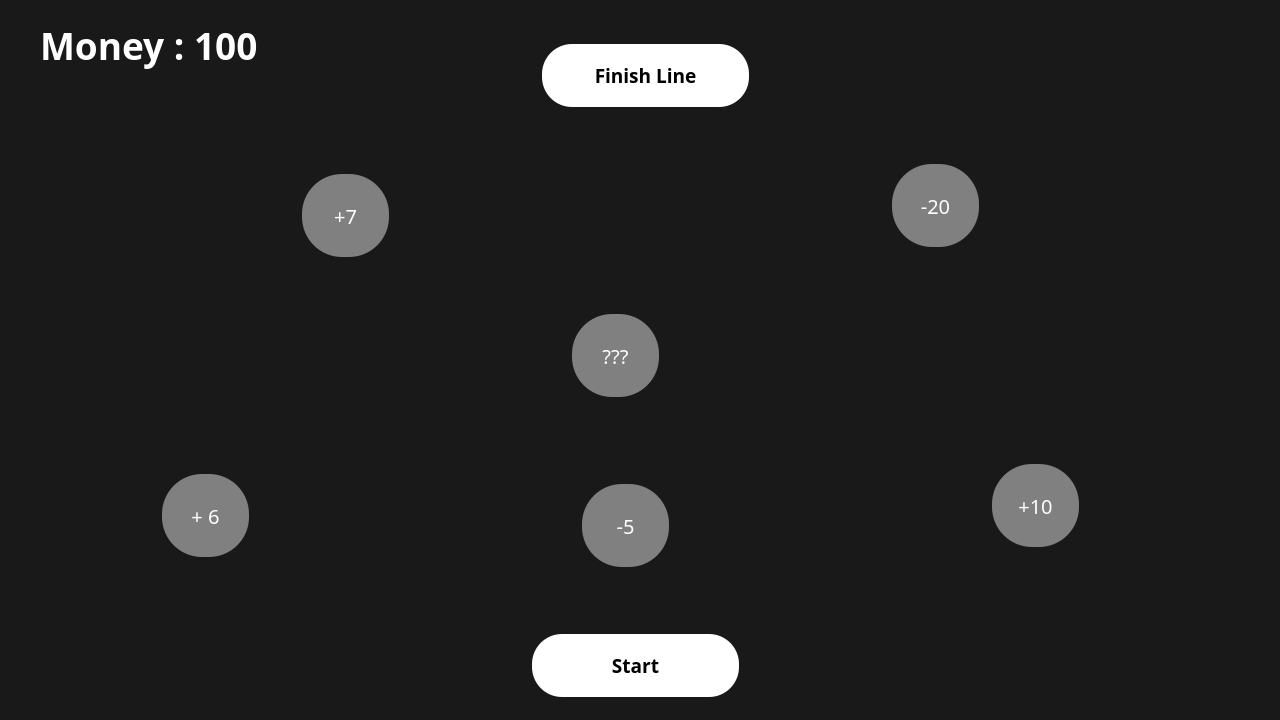
OmarHisham2/FindYourWayGUI, file mainwindow.ui: the form before one commit.
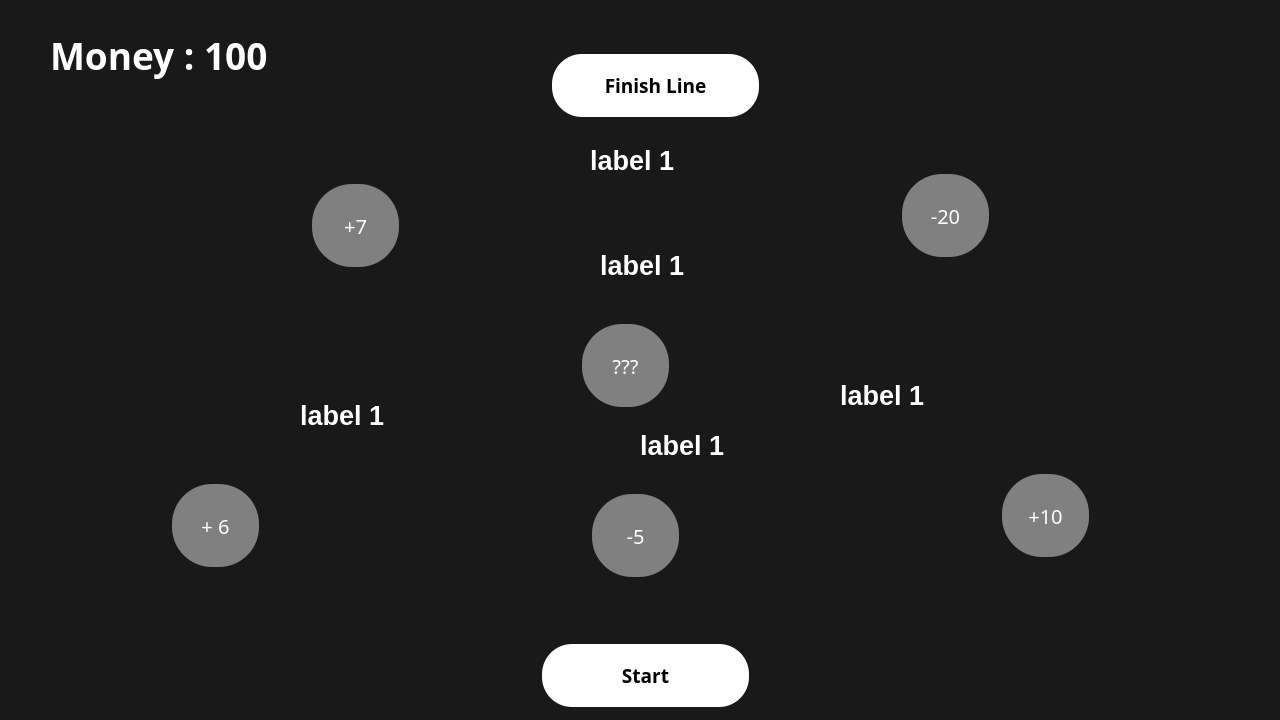
The form after the commit. Icons and pictures are not drawn.

```diff
--- a/mainwindow.ui
+++ b/mainwindow.ui
@@ -20,8 +20,8 @@
    <widget class="QStackedWidget" name="stackedWidget">
     <property name="geometry">
      <rect>
-      <x>0</x>
-      <y>0</y>
+      <x>10</x>
+      <y>10</y>
       <width>1280</width>
       <height>720</height>
      </rect>
@@ -1377,6 +1377,156 @@
        <bool>false</bool>
       </property>
      </widget>
+     <widget class="QLabel" name="label_1">
+      <property name="geometry">
+       <rect>
+        <x>290</x>
+        <y>370</y>
+        <width>111</width>
+        <height>71</height>
+       </rect>
+      </property>
+      <property name="font">
+       <font>
+        <family>Segoe UI</family>
+        <pointsize>20</pointsize>
+        <bold>true</bold>
+       </font>
+      </property>
+      <property name="styleSheet">
+       <string notr="true">
+border-top-right-radius:15;
+border-bottom-right-radius:15;
+border-top-left-radius:15;
+border-bottom-left-radius:15;
+color: rgb(255, 255, 255);
+
+</string>
+      </property>
+      <property name="text">
+       <string>label 1</string>
+      </property>
+     </widget>
+     <widget class="QLabel" name="label_2">
+      <property name="geometry">
+       <rect>
+        <x>630</x>
+        <y>400</y>
+        <width>111</width>
+        <height>71</height>
+       </rect>
+      </property>
+      <property name="font">
+       <font>
+        <family>Segoe UI</family>
+        <pointsize>20</pointsize>
+        <bold>true</bold>
+       </font>
+      </property>
+      <property name="styleSheet">
+       <string notr="true">
+border-top-right-radius:15;
+border-bottom-right-radius:15;
+border-top-left-radius:15;
+border-bottom-left-radius:15;
+color: rgb(255, 255, 255);
+
+</string>
+      </property>
+      <property name="text">
+       <string>label 1</string>
+      </property>
+     </widget>
+     <widget class="QLabel" name="label_3">
+      <property name="geometry">
+       <rect>
+        <x>830</x>
+        <y>350</y>
+        <width>111</width>
+        <height>71</height>
+       </rect>
+      </property>
+      <property name="font">
+       <font>
+        <family>Segoe UI</family>
+        <pointsize>20</pointsize>
+        <bold>true</bold>
+       </font>
+      </property>
+      <property name="styleSheet">
+       <string notr="true">
+border-top-right-radius:15;
+border-bottom-right-radius:15;
+border-top-left-radius:15;
+border-bottom-left-radius:15;
+color: rgb(255, 255, 255);
+
+</string>
+      </property>
+      <property name="text">
+       <string>label 1</string>
+      </property>
+     </widget>
+     <widget class="QLabel" name="label_4">
+      <property name="geometry">
+       <rect>
+        <x>590</x>
+        <y>240</y>
+        <width>111</width>
+        <height>31</height>
+       </rect>
+      </property>
+      <property name="font">
+       <font>
+        <family>Segoe UI</family>
+        <pointsize>20</pointsize>
+        <bold>true</bold>
+       </font>
+      </property>
+      <property name="styleSheet">
+       <string notr="true">
+border-top-right-radius:15;
+border-bottom-right-radius:15;
+border-top-left-radius:15;
+border-bottom-left-radius:15;
+color: rgb(255, 255, 255);
+
+</string>
+      </property>
+      <property name="text">
+       <string>label 1</string>
+      </property>
+     </widget>
+     <widget class="QLabel" name="label_5">
+      <property name="geometry">
+       <rect>
+        <x>580</x>
+        <y>130</y>
+        <width>111</width>
+        <height>41</height>
+       </rect>
+      </property>
+      <property name="font">
+       <font>
+        <family>Segoe UI</family>
+        <pointsize>20</pointsize>
+        <bold>true</bold>
+       </font>
+      </property>
+      <property name="styleSheet">
+       <string notr="true">
+border-top-right-radius:15;
+border-bottom-right-radius:15;
+border-top-left-radius:15;
+border-bottom-left-radius:15;
+color: rgb(255, 255, 255);
+
+</string>
+      </property>
+      <property name="text">
+       <string>label 1</string>
+      </property>
+     </widget>
      <zorder>line1</zorder>
      <zorder>line9</zorder>
      <zorder>line4</zorder>
```
Left out of the diff: 5 changed lines with no effect on the pictures.
